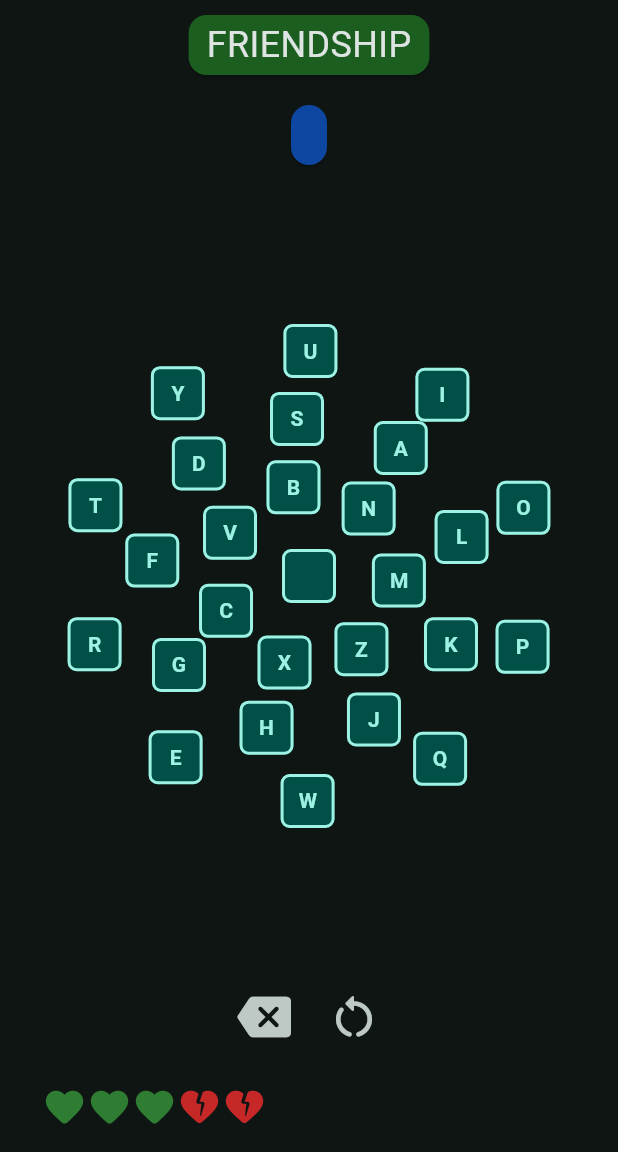
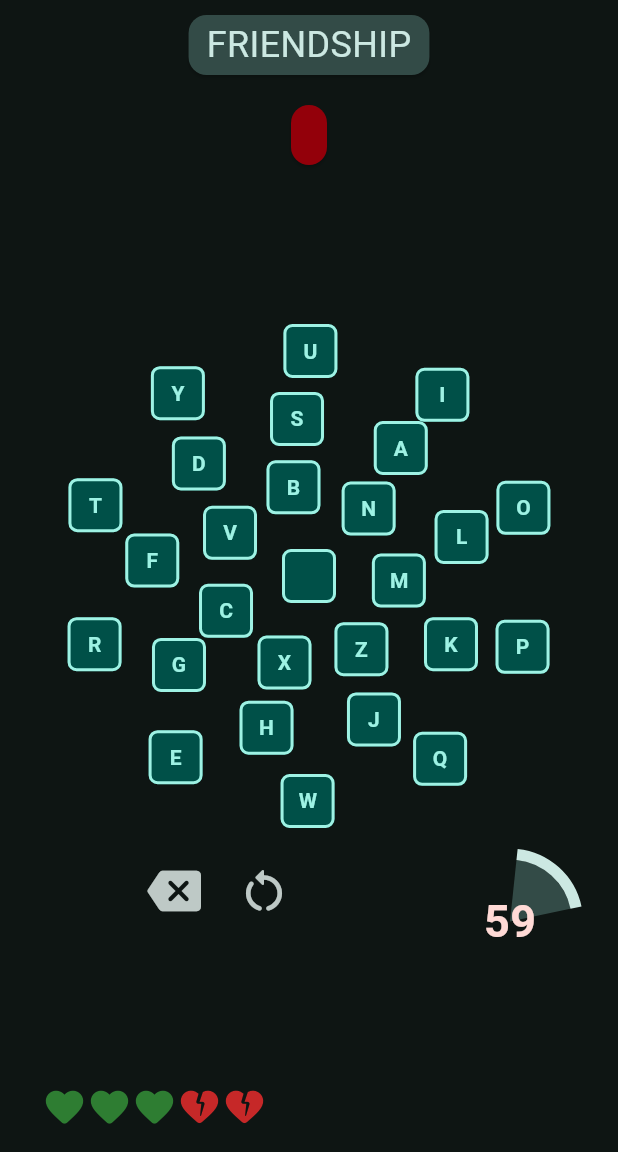
Before and after one commit to mekispetermagan/crazy_keyboard_challenge, a Flutter app: the screen it shows after launch, after a tap on "Start", on a phone screen of 412 x 824 dp, the part 84-1236 px from its top. Run offline on Flutter 3.47's test engine with Material 3 defaults, Android fonts, the light colour scheme and no system bars; our stand-ins replace google_fonts.

Commit message:
refactoring; adding countdown timer

```diff
--- /dev/null
+++ b/lib/countdown_logic.dart
@@ -0,0 +1,74 @@
+import 'dart:math';
+
+class CountdownStatus {
+  final int remainingSeconds;
+  final int withinSecondMs;
+  final bool isInDangerZone;
+  final bool isRunning;
+  const CountdownStatus({
+    required this.remainingSeconds,
+    required this.withinSecondMs,
+    required this.isInDangerZone,
+    required this.isRunning,
+  });
+}
+
+class CountdownManager {
+  int _totalSeconds;
+  final int _dangerZoneSeconds;
+  late int _startingMs;
+  int _elapsedMs = 0;
+  bool _isRunning = false;
+
+  CountdownManager({
+    required int totalSeconds,
+    required int dangerZoneSeconds,
+  })
+    : assert(0 < totalSeconds, "totalSeconds should be positive: $totalSeconds"),
+      assert(0 <= dangerZoneSeconds, "dangerZoneSeconds shouldn't be negative: $dangerZoneSeconds"),
+      assert(
+        dangerZoneSeconds < totalSeconds,
+        "dangerZoneSeconds should be smaller than totalSeconds: $dangerZoneSeconds vs $totalSeconds"
+      ),
+      _totalSeconds = totalSeconds,
+      _dangerZoneSeconds = dangerZoneSeconds;
+
+  CountdownStatus get status {
+    final int elapsedSeconds = _elapsedMs ~/ 1000;
+    final int remainingSeconds = max(_totalSeconds - elapsedSeconds, 0);
+    final int withinSecondMs = _elapsedMs % 1000;
+    final bool isInDangerZone = remainingSeconds < _dangerZoneSeconds;
+    return CountdownStatus(
+      remainingSeconds: remainingSeconds,
+      withinSecondMs: withinSecondMs,
+      isInDangerZone: isInDangerZone,
+      isRunning: _isRunning,
+    );
+  }
+
+  set totalSeconds(int value) => _totalSeconds = value;
+
+  void start(int tickerMs) {
+    _isRunning = true;
+    _startingMs = tickerMs - _elapsedMs;
+  }
+
+  void pause(int tickerMs) {
+    update(tickerMs);
+    _isRunning = false;
+  }
+
+  void update(int tickerMs) {
+    if (_isRunning) {
+      _elapsedMs = tickerMs - _startingMs;
+      final int elapsedSeconds = _elapsedMs ~/ 1000;
+      if (_totalSeconds <= elapsedSeconds) {_isRunning = false;}
+    }
+  }
+
+  void reset(int tickerMs) {
+    _startingMs = tickerMs;
+    _elapsedMs = 0;
+    _isRunning = false;
+  }
+}
--- /dev/null
+++ b/lib/countdown_widgets.dart
@@ -0,0 +1,151 @@
+import 'package:flutter/material.dart';
+import 'dart:math';
+import 'countdown_logic.dart';
+
+
+class CountdownRing extends StatelessWidget {
+  final double value;
+  final double rotationAngle;
+  final double size;
+  final double strokeWidth;
+  final Color fgColor;
+  final Color bgColor;
+  const CountdownRing({
+    required this.value,
+    required this.rotationAngle,
+    required this.size,
+    required this.strokeWidth,
+    required this.fgColor,
+    required this.bgColor,
+    super.key,
+  });
+
+  @override
+  Widget build(BuildContext context) {
+    return SizedBox(
+      width: size,
+      height: size,
+      child: Transform.rotate(
+        angle: rotationAngle,
+        child: CircularProgressIndicator(
+          value: value,
+          strokeWidth: strokeWidth,
+          color: fgColor,
+          backgroundColor: bgColor,
+        ),
+      ),
+    );
+  }
+}
+
+class CountdownLabel extends StatelessWidget {
+  final int remainingSeconds;
+  final Color color;
+  final double fontSize;
+
+  const CountdownLabel({
+    required this.remainingSeconds,
+    required this.color,
+    required this.fontSize,
+    super.key
+  });
+
+  @override
+  Widget build(BuildContext context) {
+    return Text(
+      0 != remainingSeconds
+      ? remainingSeconds.toString().padLeft(2, '0')
+      : "0",
+      style: TextStyle(
+        fontSize: fontSize,
+        fontWeight: FontWeight.bold,
+        color: color,
+      )
+    );
+  }
+}
+
+class CountdownTimer extends StatelessWidget {
+  final CountdownStatus status;
+  final double baseSize;
+  const CountdownTimer({
+    required this.status,
+    required this.baseSize,
+    super.key
+  });
+
+  @override
+  Widget build(BuildContext context) {
+    final ColorScheme cs = Theme.of(context).colorScheme;
+    final double rotationAngle = -status.remainingSeconds / 30 * pi;
+    final double value = status.isRunning
+      ? status.withinSecondMs / 1000
+      : 1;
+
+    final bool danger = status.isInDangerZone;
+    final bool filling = status.isRunning && status.remainingSeconds % 2 == 0;
+
+    final Color bgRingTrack;
+    final Color bgRingFill;
+    final Color fgRingTrack;
+    final Color fgRingFill;
+    switch ((danger, filling)) {
+      case (true, true) : {
+        bgRingTrack = cs.surface;
+        bgRingFill = cs.errorContainer;
+        fgRingTrack = cs.surface;
+        fgRingFill = cs.onErrorContainer;
+      }
+      case (true, false) : {
+        bgRingTrack = cs.errorContainer;
+        bgRingFill = cs.surface;
+        fgRingTrack = cs.onErrorContainer;
+        fgRingFill = cs.surface;
+      }
+      case (false, true) : {
+        bgRingTrack = cs.surface;
+        bgRingFill = cs.secondaryContainer;
+        fgRingTrack = cs.surface;
+        fgRingFill = cs.onSecondaryContainer;
+      }
+      case (false, false) : {
+        bgRingTrack = cs.secondaryContainer;
+        bgRingFill = cs.surface;
+        fgRingTrack = cs.onSecondaryContainer;
+        fgRingFill = cs.surface;
+      }
+    }
+    Color labelColor = status.isInDangerZone
+      ? cs.onSecondaryContainer
+      : cs.onErrorContainer;
+
+    return Stack(
+      alignment: Alignment.center,
+      children: <Widget>[
+        // bg ring: sector with container color
+        CountdownRing(
+          value: value,
+          rotationAngle: rotationAngle,
+          size: baseSize*1.5,
+          strokeWidth: baseSize*1.5,
+          fgColor: bgRingTrack,
+          bgColor: bgRingFill,
+        ),
+        // fg ring: arc with onContainer color
+        CountdownRing(
+          value: value,
+          rotationAngle: rotationAngle,
+          size: baseSize*3,
+          strokeWidth: baseSize/4,
+          fgColor: fgRingTrack,
+          bgColor: fgRingFill,
+        ),
+        CountdownLabel(
+          remainingSeconds: status.remainingSeconds,
+          color: labelColor,
+          fontSize: baseSize,
+        ),
+      ],
+    );
+  }
+}
--- a/lib/keyboards.dart
+++ b/lib/keyboards.dart
@@ -8,7 +8,7 @@ class CircleKeyboard {
   final double x0;
   final double y0;
   final double angle;
-  final void Function(String) onKeyPress;
+  final void Function(String)? onKeyPress;
   CircleKeyboard({
     required this.keySize,
     required this.x0,
@@ -52,13 +52,13 @@ class CircleKeyboard {
       onPressed: onKeyPress,
     ),
     BackspaceButton(
-      x: x0-30,
-      y: 2*y0-90,
+      x: x0-90,
+      y: y0+210,
       onPressed: onKeyPress,
     ),
     ResetButton(
-      x: x0+30,
-      y: 2*y0-90,
+      x: x0-30,
+      y: y0+210,
       onPressed: onKeyPress,
     ),
   ];
--- a/lib/main.dart
+++ b/lib/main.dart
@@ -3,6 +3,7 @@ import 'package:flutter/services.dart' show rootBundle;
 import 'package:flutter/scheduler.dart';
 import 'package:flutter/foundation.dart';
 import 'package:google_fonts/google_fonts.dart';
+import 'package:typing/countdown_logic.dart';
 import 'dart:convert';
 import 'game_logic.dart';
 import 'screens.dart';
@@ -41,8 +42,13 @@ class _HomePageState extends State<HomePage>
   late final Ticker _ticker;
   late final Future<List<Map<String, dynamic>>> _dataFuture;
   TypingManager? _challengeManager;
+  final CountdownManager _countdownManager = CountdownManager(
+    totalSeconds: 60,
+    dangerZoneSeconds: 10,
+    );
   final double _angleSpeed = 6; // deg/s
   double _angle = 0;
+  int _tickerTimeMs = 0;
   String _typedText = "";
   String? _challengeText;
   int _score = 0;
@@ -68,12 +74,15 @@ class _HomePageState extends State<HomePage>
     _nextChallenge();
     setState((){
       _status = Status.game;
+      _countdownManager.start(_tickerTimeMs);
     });
   }
 
   void _onTick(Duration elapsed) {
     setState(() {
-    _angle = (elapsed.inMilliseconds / 1000 *_angleSpeed) % 360;
+      _tickerTimeMs = elapsed.inMilliseconds;
+      _angle = (_tickerTimeMs / 1000 *_angleSpeed) % 360;
+        _countdownManager.update(_tickerTimeMs);
     });
   }
 
@@ -104,6 +113,8 @@ class _HomePageState extends State<HomePage>
     setState((){
       _challengeText = _challengeManager!.createChallenge();
       _typedText = "";
+      _countdownManager.reset(_tickerTimeMs);
+      _countdownManager.start(_tickerTimeMs);
     });
   }
 
@@ -134,12 +145,14 @@ class _HomePageState extends State<HomePage>
             typedText: _typedText,
             angle: _angle,
             onKeyPress: _onKeyPress,
+            countdownStatus: _countdownManager.status,
           ),
           Status.success || Status.timeout => GameScreen(
             challengeText: _challengeText!,
             typedText: _typedText,
             angle: _angle,
             onKeyPress: null,
+            countdownStatus: _countdownManager.status,
           ),
           Status.result => ResultScreen(),
         };
--- a/lib/positioned_widgets.dart
+++ b/lib/positioned_widgets.dart
@@ -1,7 +1,30 @@
 import 'package:flutter/material.dart';
+import 'package:typing/countdown_logic.dart';
+import 'package:typing/countdown_widgets.dart';
 // import  'dart:math';
 
 /// Center-positioned widgets
+
+enum Role {
+  primary,
+  secondary,
+  tertiary,
+  error;
+
+  Color bg(ColorScheme c) => switch (this) {
+    Role.primary => c.primaryContainer,
+    Role.secondary => c.secondaryContainer,
+    Role.tertiary => c.tertiaryContainer,
+    Role.error => c.errorContainer,
+  };
+
+  Color fg(ColorScheme c) => switch (this) {
+    Role.primary => c.onPrimaryContainer,
+    Role.secondary => c.onSecondaryContainer,
+    Role.tertiary => c.onTertiaryContainer,
+    Role.error => c.onErrorContainer,
+  };
+}
 
 class CenterPositioned extends StatelessWidget {
   final double x;
@@ -32,7 +55,8 @@ class LetterButton extends StatelessWidget {
   final double size;
   final double x;
   final double y;
-  final void Function(String) onPressed;
+  final void Function(String)? onPressed;
+  final Role role;
 
   const LetterButton({
     required this.letter,
@@ -40,11 +64,14 @@ class LetterButton extends StatelessWidget {
     required this.x,
     required this.y,
     required this.onPressed,
+    this.role = Role.primary,
     super.key,
   });
 
   @override
   Widget build(BuildContext context) {
+    final cs = Theme.of(context).colorScheme;
+    final op = onPressed;
     return CenterPositioned(
       x: x,
       y: y,
@@ -54,10 +81,10 @@ class LetterButton extends StatelessWidget {
         child: Padding(
           padding: const EdgeInsets.all(3.0),
           child: TextButton(
-            onPressed: () => onPressed(letter),
+            onPressed: () => op != null ? op(letter) : null,
             style: ButtonStyle(
-              backgroundColor: WidgetStatePropertyAll(Theme.of(context).colorScheme.primaryContainer),
-              foregroundColor: WidgetStatePropertyAll(Theme.of(context).colorScheme.onPrimaryContainer),
+              backgroundColor: WidgetStatePropertyAll(role.bg(cs)),
+              foregroundColor: WidgetStatePropertyAll(role.fg(cs)),
               shape: WidgetStatePropertyAll(
                 RoundedRectangleBorder(borderRadius: BorderRadius.circular(6)),
               ),
@@ -82,7 +109,7 @@ class LetterButton extends StatelessWidget {
 class EditButton extends StatelessWidget {
   final double x;
   final double y;
-  final void Function(String) onPressed;
+  final void Function(String)? onPressed;
   final String editMessage;
   final Icon icon;
 
@@ -97,11 +124,12 @@ class EditButton extends StatelessWidget {
 
   @override
   Widget build(BuildContext context) {
+  final op = onPressed;
     return CenterPositioned(
       x: x,
       y: y,
       child: IconButton(
-        onPressed: () => onPressed(editMessage),
+        onPressed: () => op != null ? op(editMessage) : null,
         iconSize: 36,
         icon: icon,
       ),
@@ -112,7 +140,7 @@ class EditButton extends StatelessWidget {
 class ResetButton extends StatelessWidget {
   final double x;
   final double y;
-  final void Function(String) onPressed;
+  final void Function(String)? onPressed;
 
   const ResetButton({
     required this.x,
@@ -136,7 +164,7 @@ class ResetButton extends StatelessWidget {
 class BackspaceButton extends StatelessWidget {
   final double x;
   final double y;
-  final void Function(String) onPressed;
+  final void Function(String)? onPressed;
 
   const BackspaceButton({
     required this.x,
@@ -161,22 +189,23 @@ class PositionedText extends StatelessWidget {
   final String text;
   final double x;
   final double y;
-  final Color? backgroundColor;
+  final Role role;
   const PositionedText({
     required this.text,
     required this.x,
     required this.y,
-    this.backgroundColor,
+    this.role = Role.primary,
     super.key,
   });
 
   @override
   Widget build(BuildContext context) {
+    final cs = Theme.of(context).colorScheme;
     return CenterPositioned(
       x: x,
       y: y,
       child: Card(
-        color: backgroundColor,
+        color: role.bg(cs),
         child: Padding(
           padding: const EdgeInsets.symmetric(vertical: 3, horizontal: 12),
           child: Text(
@@ -184,7 +213,7 @@ class PositionedText extends StatelessWidget {
             textAlign: TextAlign.center,
             style: TextStyle(
               fontSize: 24,
-              backgroundColor: backgroundColor,
+              color: role.fg(cs),
             ),
           ),
         ),
@@ -232,3 +261,28 @@ class LivesDisplay extends StatelessWidget {
   }
 
 }
+
+class PositionedCountdownTimer extends StatelessWidget {
+  final CountdownStatus status;
+  final double baseSize;
+  final double x;
+  final double y;
+  const PositionedCountdownTimer({
+    required this.status,
+    required this.baseSize,
+    required this.x,
+    required this.y,
+    super.key,
+  });
+
+  @override
+  Widget build(BuildContext context) {
+    return CenterPositioned(
+      x: x,
+      y: y,
+      child: CountdownTimer(
+        status: status,
+        baseSize: baseSize)
+    );
+  }
+}
--- a/lib/screens.dart
+++ b/lib/screens.dart
@@ -1,4 +1,6 @@
 import 'package:flutter/material.dart';
+import 'package:typing/countdown_logic.dart';
+import 'package:typing/countdown_widgets.dart';
 // import  'dart:math';
 import 'positioned_widgets.dart';
 import 'package:typing/keyboards.dart';
@@ -73,16 +75,19 @@ class GameScreen extends StatelessWidget {
   final String typedText;
   final double angle;
   final void Function(String)? onKeyPress;
+  final CountdownStatus countdownStatus;
   const GameScreen({
     required this.challengeText,
     required this.typedText,
     required this.angle,
     required this.onKeyPress,
+    required this.countdownStatus,
     super.key
     });
 
   @override
   Widget build(BuildContext context) {
+    final ColorScheme cs = Theme.of(context).colorScheme;
     return Scaffold(
       appBar: AppBar(
         title: Text("Crazy Keyboard Challenge"),
@@ -112,13 +117,13 @@ class GameScreen extends StatelessWidget {
                         text: challengeText,
                         x: x0,
                         y: 30,
-                        backgroundColor: Colors.green.shade900,
+                        role:Role.secondary,
                       ),
                       PositionedText(
                         text: typedText,
                         x: x0,
                         y: 90,
-                        backgroundColor: Colors.blue.shade900,
+                        role: Role.error,
                       ),
                       ...CircleKeyboard(
                         keySize: keySize,
@@ -132,6 +137,12 @@ class GameScreen extends StatelessWidget {
                         maxLives: 5,
                         x: width/4,
                         y: height-30
+                      ),
+                      PositionedCountdownTimer(
+                        status: countdownStatus,
+                        baseSize: 30,
+                        x: width-72,
+                        y: height*0.8,
                       ),
                     ]
                   ),
```
Also changed, not shown: assets/data/data.json (+6 -6 lines). Lines whose indentation alone changed are shown as unchanged.
